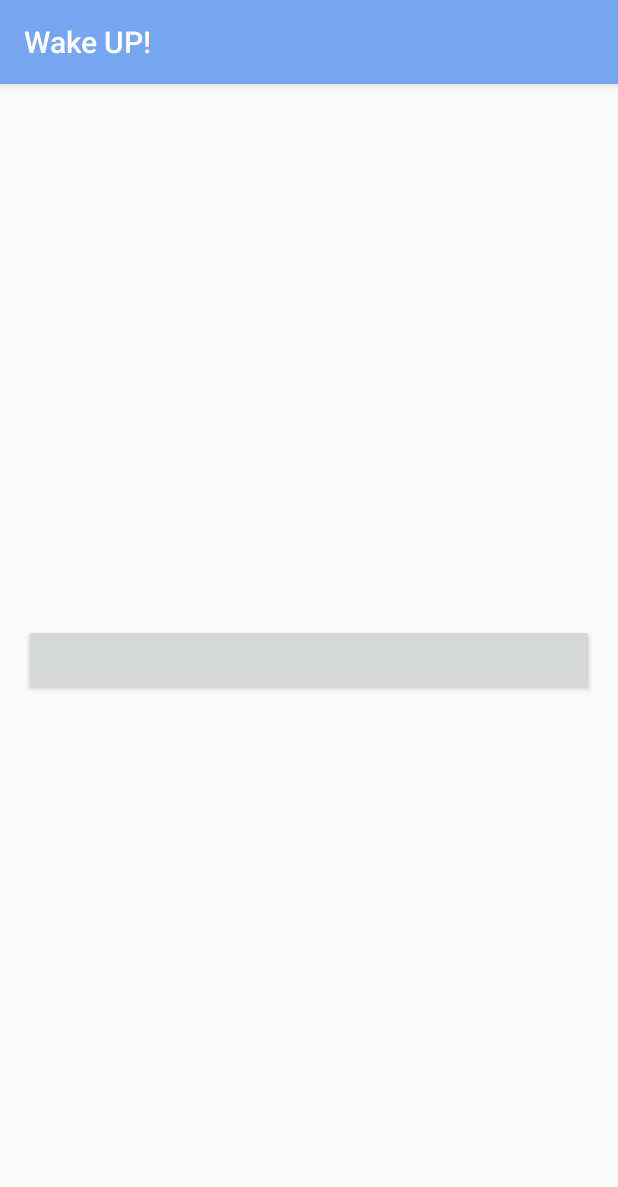
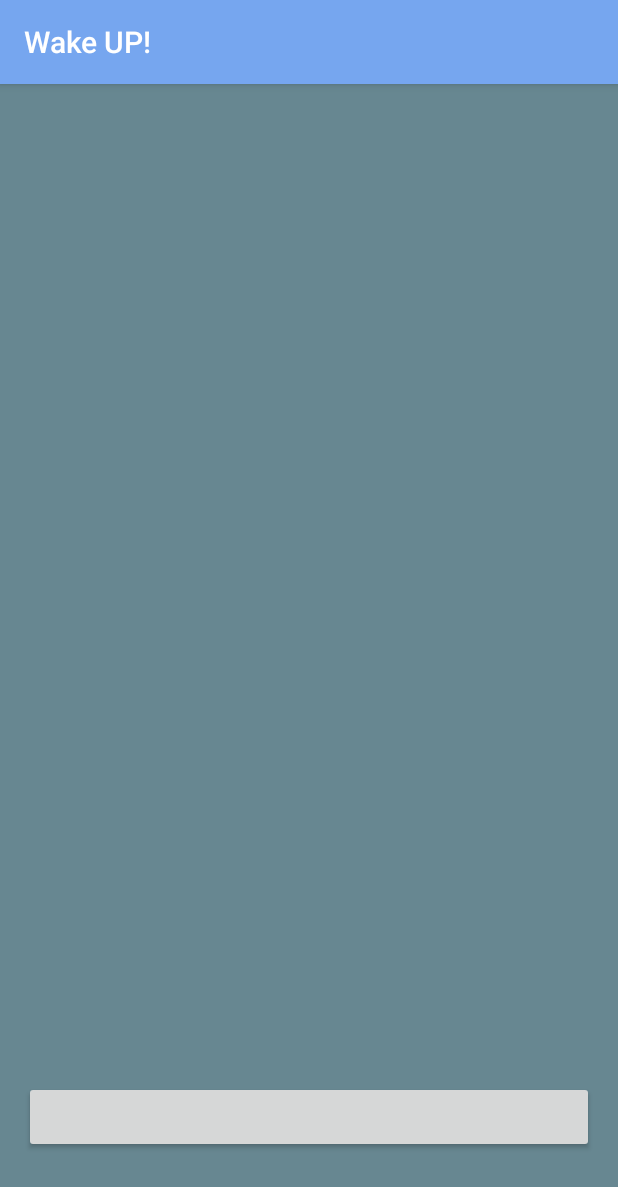
Before and after one commit to rxunxk/WakeUP, an Android app: the SnoozeActivity screen opened directly, with no data from a screen before it, on a phone screen of 412 x 824 dp. Shown: the top 1187 px of the screen. Run offline under Robolectric (Android 15) with nearby library versions, the phone set to English and light mode, and no system bars; libraries missing offline, so code that uses them is left out: com.ebanx.swipebtn; plain views replace SwipeButton; 2 statements that could not run were skipped.

Commit message:
new background for snoozeActivity.java

```diff
--- a/app/src/main/res/layout/activity_snooze.xml
+++ b/app/src/main/res/layout/activity_snooze.xml
@@ -1,26 +1,29 @@
 <?xml version="1.0" encoding="utf-8"?>
 <RelativeLayout xmlns:android="http://schemas.android.com/apk/res/android"
+    xmlns:app="http://schemas.android.com/apk/res-auto"
     xmlns:tools="http://schemas.android.com/tools"
     android:layout_width="match_parent"
     android:layout_height="match_parent"
-    xmlns:app="http://schemas.android.com/apk/res-auto"
+    android:background="#678791"
     tools:context=".Activities.SnoozeActivity">
 
     <com.ebanx.swipebtn.SwipeButton
         android:id="@+id/btnSwipe"
         android:layout_width="match_parent"
         android:layout_height="wrap_content"
-        android:layout_margin="16dp"
-        android:layout_centerInParent="true"
-        app:inner_text="SWIPE TO STOP"
-        app:inner_text_size="18sp"
-        app:inner_text_top_padding="20dp"
-        app:inner_text_bottom_padding="20dp"
+        android:layout_alignParentBottom="true"
+        android:layout_marginStart="16dp"
+        android:layout_marginEnd="16dp"
+        android:layout_marginBottom="55dp"
+        app:button_bottom_padding="20dp"
         app:button_image_disabled="@drawable/ic_keyboard_arrow"
         app:button_image_enabled="@drawable/ic_done"
+        app:button_left_padding="20dp"
+        app:button_right_padding="20dp"
         app:button_top_padding="20dp"
-        app:button_bottom_padding="20dp"
-        app:button_left_padding="20dp"
-        app:button_right_padding="20dp"/>
+        app:inner_text="SWIPE TO STOP THE ALARM"
+        app:inner_text_bottom_padding="20dp"
+        app:inner_text_size="18sp"
+        app:inner_text_top_padding="20dp" />
 
 </RelativeLayout>
```
